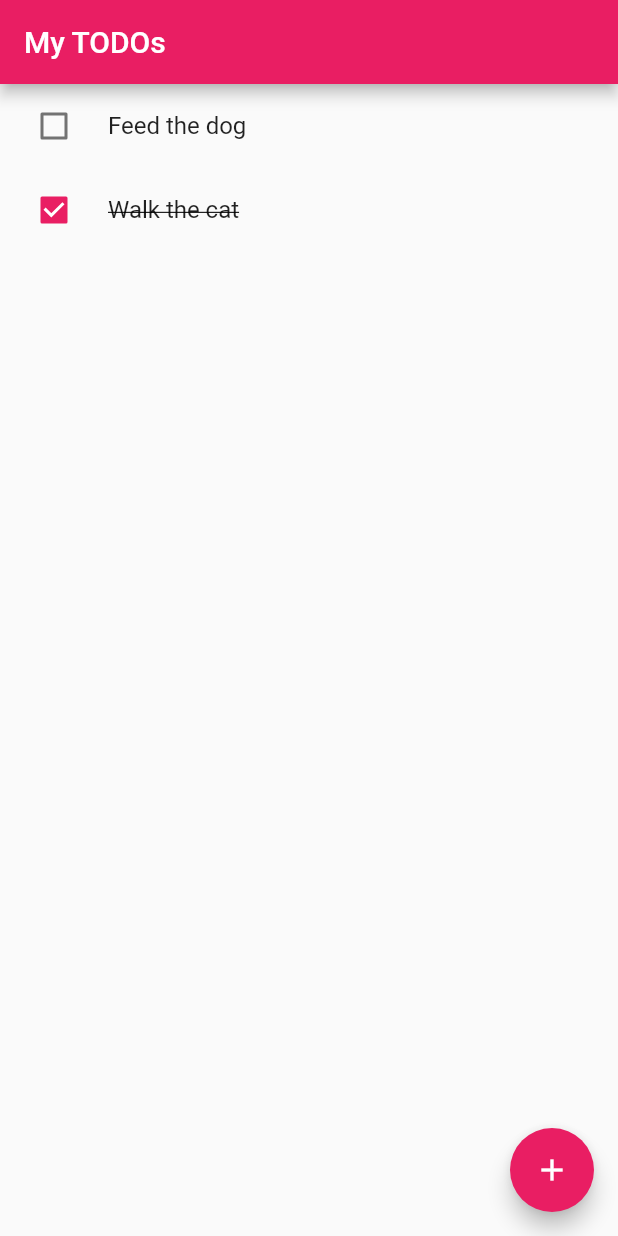
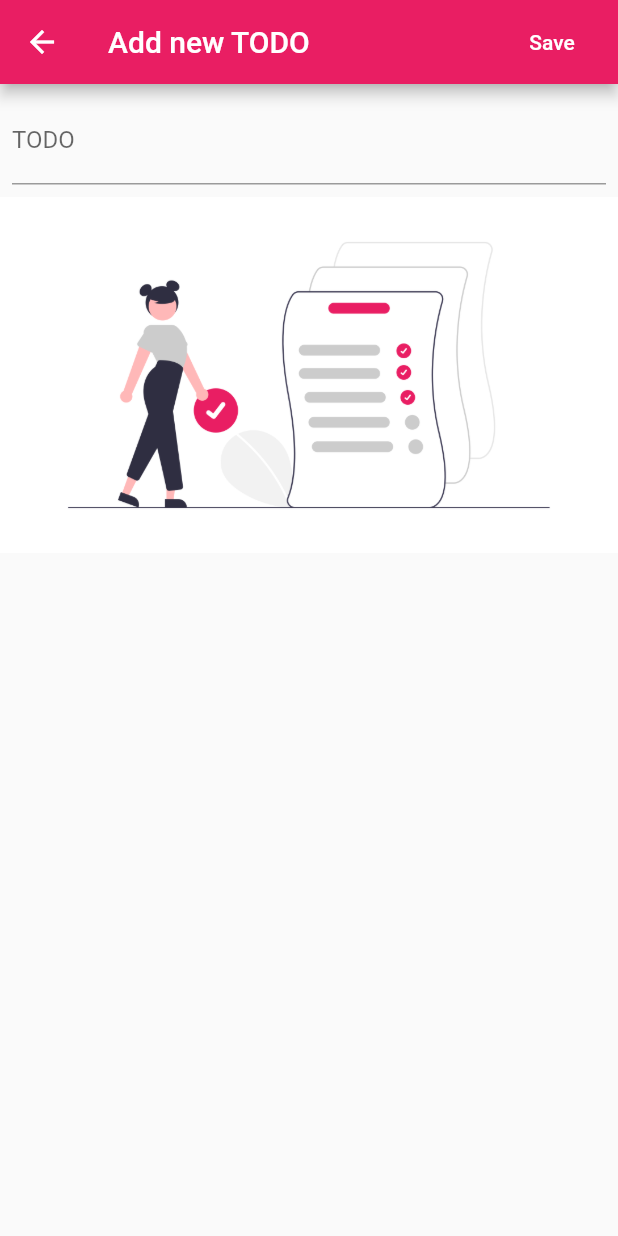
Before and after one commit to IoanaAlexandru/flutter_todo, a Flutter app: the screen it shows after launch, after a tap on the "add" icon, on a phone screen of 412 x 824 dp. Run offline on Flutter 3.47's test engine with Material 2 defaults, Android fonts, the phone set to English and light mode, and no system bars.

Commit message:
Create UI for add TODO page

```diff
--- a/lib/main.dart
+++ b/lib/main.dart
@@ -85,12 +85,44 @@ class _MyHomePageState extends State<MyHomePage> {
         ),
       ),
       floatingActionButton: FloatingActionButton(
-        onPressed: () {
-          /* TODO */
-        },
+        onPressed: () => Navigator.push(
+            context, MaterialPageRoute(builder: (_) => AddTodoPage())),
         tooltip: 'Add todo',
         child: Icon(Icons.add),
       ), // This trailing comma makes auto-formatting nicer for build methods.
     );
   }
 }
+
+class AddTodoPage extends StatelessWidget {
+  @override
+  Widget build(BuildContext context) {
+    return Scaffold(
+      appBar: AppBar(
+        title: Text('Add new TODO'),
+        actions: [
+          FlatButton(
+            onPressed: () {
+              Navigator.pop(context);
+            },
+            child: Text(
+              'Save',
+              style: TextStyle(color: Colors.white),
+            ),
+          )
+        ],
+      ),
+      body: Column(
+        children: [
+          Padding(
+            padding: const EdgeInsets.all(8.0),
+            child: TextFormField(
+              decoration: InputDecoration(labelText: 'TODO'),
+            ),
+          ),
+          Image.asset('assets/todo.png'),
+        ],
+      ),
+    );
+  }
+}
--- a/pubspec.yaml
+++ b/pubspec.yaml
@@ -48,6 +48,8 @@ flutter:
   # assets:
   #   - images/a_dot_burr.jpeg
   #   - images/a_dot_ham.jpeg
+  assets:
+    - assets/
 
   # An image asset can refer to one or more resolution-specific "variants", see
   # https://flutter.dev/assets-and-images/#resolution-aware.
```
Also changed, not shown: assets/todo.png (added).
